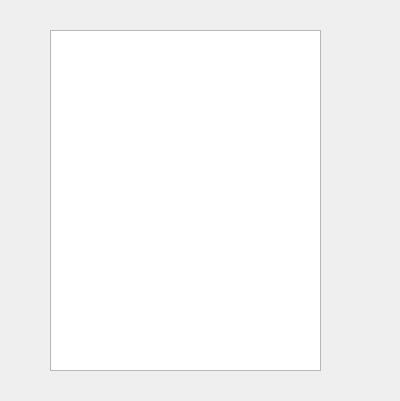
First picture: the form in ecluse.ui, repository Alpam/Ecluse, before the edit.
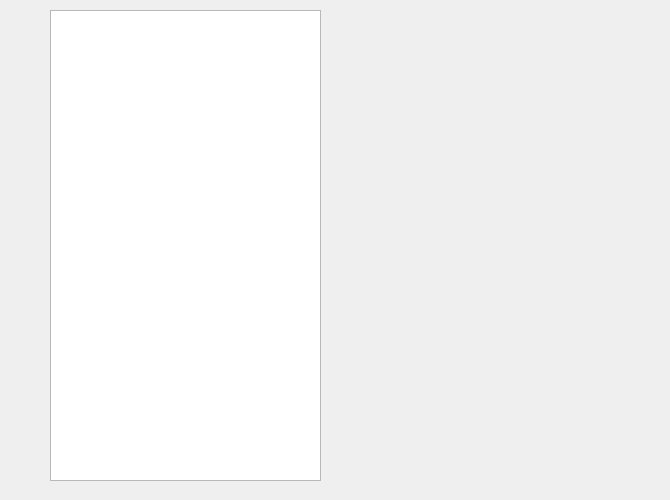
Second picture: the form after the edit.

Patch:
```diff
--- a/ecluse.ui
+++ b/ecluse.ui
@@ -6,8 +6,8 @@
    <rect>
     <x>0</x>
     <y>0</y>
-    <width>400</width>
-    <height>401</height>
+    <width>670</width>
+    <height>500</height>
    </rect>
   </property>
   <property name="windowTitle">
@@ -17,9 +17,9 @@
    <property name="geometry">
     <rect>
      <x>50</x>
-     <y>30</y>
+     <y>10</y>
      <width>271</width>
-     <height>341</height>
+     <height>471</height>
     </rect>
    </property>
   </widget>
```
